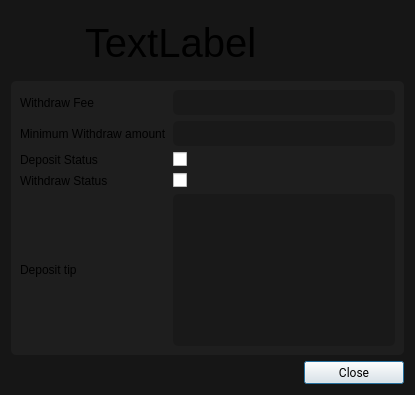
First picture: the form in Plugins/BinanceSpot/ui/AssetDetailDialog.ui, repository 519984307/Centaur, before the edit.
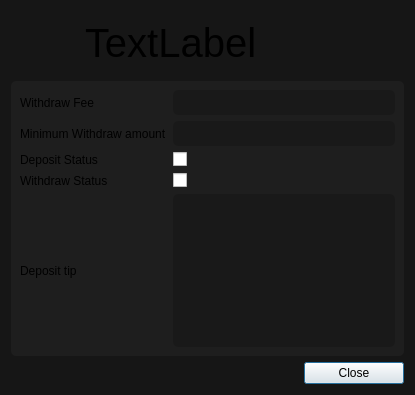
Second picture: the form after the edit.

What changed in the file:
```diff
--- a/Plugins/BinanceSpot/ui/AssetDetailDialog.ui
+++ b/Plugins/BinanceSpot/ui/AssetDetailDialog.ui
@@ -11,9 +11,7 @@
    </rect>
   </property>
   <property name="font">
-   <font>
-    <family>Roboto</family>
-   </font>
+   <font/>
   </property>
   <property name="windowTitle">
    <string>Asset detail</string>
```
Left out of the diff: 4 changed lines with no effect on the pictures.
